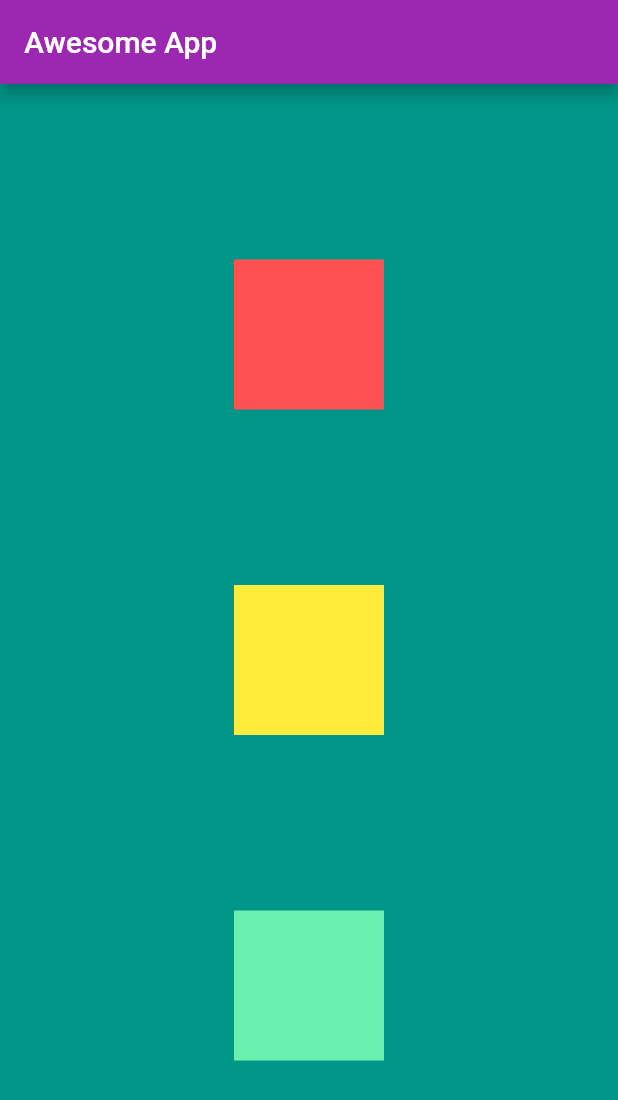
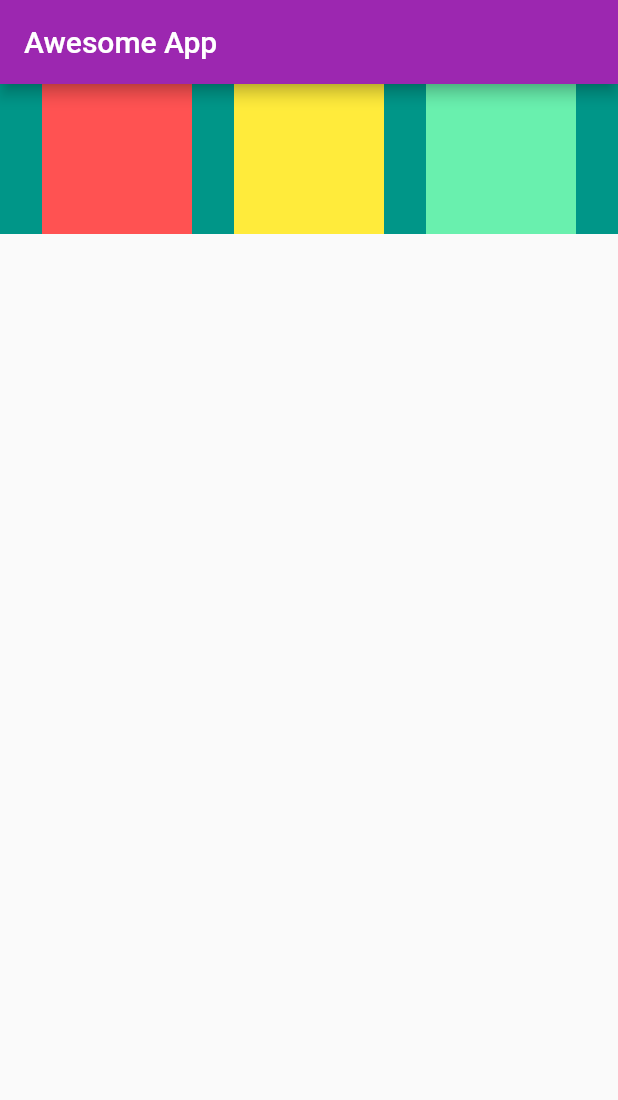
Before and after one commit to KamalDGRT/flutter_init, a Flutter app: the screen it shows after launch, on a phone screen of 412 x 824 dp. Shown: the top 1100 px of the screen. Run offline on Flutter 3.47's test engine with Material 2 defaults, Android fonts, the phone set to English and light mode, and no system bars.

Commit message:
Chapter 2 completed

```diff
--- a/lib/main.dart
+++ b/lib/main.dart
@@ -19,9 +19,9 @@ class HomePage extends StatelessWidget {
           title: Text("Awesome App"),
         ),
         body: Container(
-          width: 500,
+          height: 100,
           color: Colors.teal,
-          child: Column(
+          child: Row(
             mainAxisAlignment: MainAxisAlignment.spaceEvenly,
             crossAxisAlignment: CrossAxisAlignment.center,
             children: <Widget>[
```
